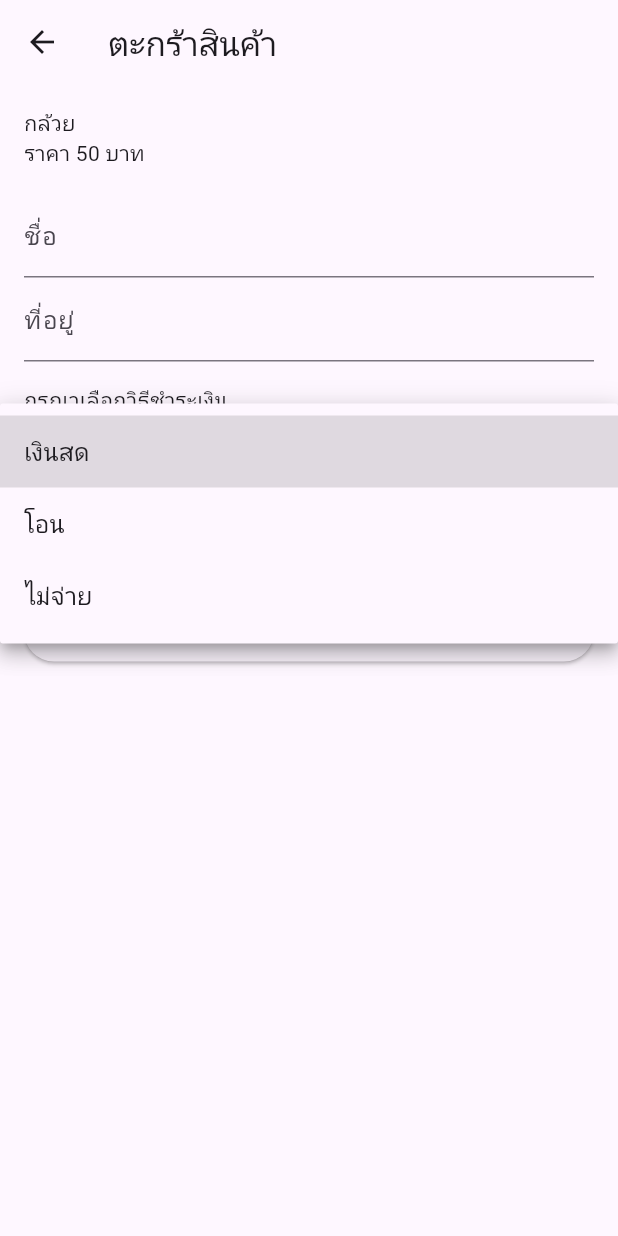
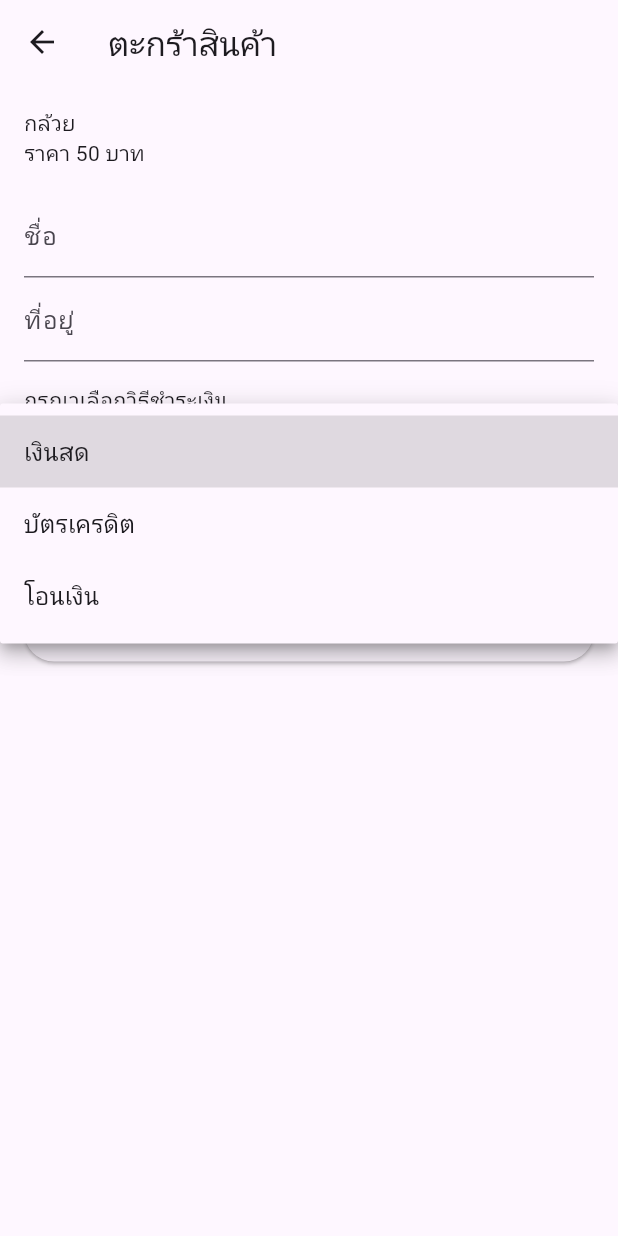
Before and after one commit to Chokunhero/test652021030, a Flutter app: the ProductCart screen opened directly, after a tap on the "arrow drop down" icon, on a phone screen of 412 x 824 dp. Run offline on Flutter 3.47's test engine with Material 3 defaults, Android fonts, the phone set to English and light mode, and no system bars.

Commit message:
test652021030

```diff
--- a/lib/pages/productcart.dart
+++ b/lib/pages/productcart.dart
@@ -13,7 +13,7 @@ class _ProductCartState extends State<ProductCart> {
   final _formKey = GlobalKey<FormState>();
   TextEditingController name = TextEditingController();
   TextEditingController location = TextEditingController();
-  List<String> payment = ['เงินสด', 'โอน', 'ไม่จ่าย'];
+  List<String> payment = ['เงินสด', 'บัตรเครดิต', 'โอนเงิน'];
   String? paymentMethod;
   bool isTermsAccepted = false;
 
```
